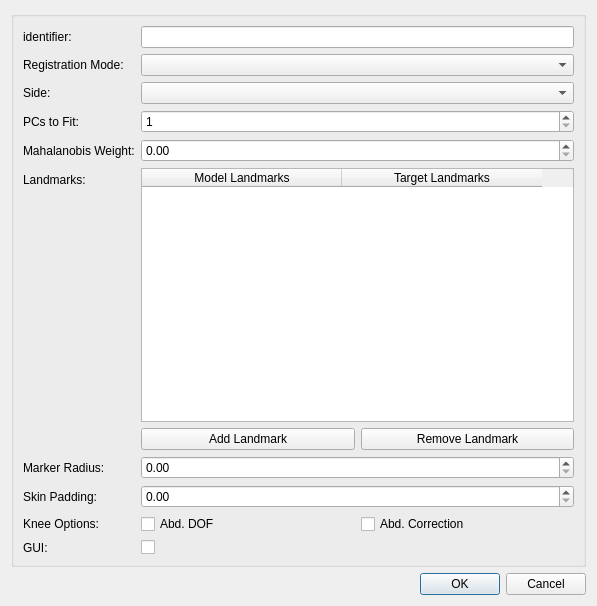
mapclient-plugins/fieldworklowerlimb2sidegenerationstep, file mapclientplugins/fieldworklowerlimb2sidegenerationstep/qt/configuredialog.ui: the form before one commit.
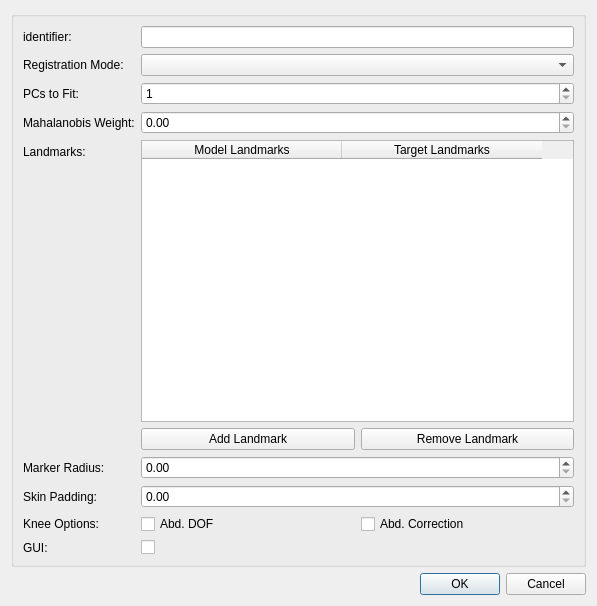
The form after the commit.

Diff of the .ui file:
```diff
--- a/mapclientplugins/fieldworklowerlimb2sidegenerationstep/qt/configuredialog.ui
+++ b/mapclientplugins/fieldworklowerlimb2sidegenerationstep/qt/configuredialog.ui
@@ -11,7 +11,7 @@
    </rect>
   </property>
   <property name="windowTitle">
-   <string>Configure Lower Limb Registration Step</string>
+   <string>Configure 2-Sided Lower Limb Registration Step</string>
   </property>
   <layout class="QGridLayout" name="gridLayout">
    <item row="0" column="0">
@@ -44,23 +44,13 @@
        <widget class="QComboBox" name="comboBox_regmode"/>
       </item>
       <item row="2" column="0">
-       <widget class="QLabel" name="label_14">
-        <property name="text">
-         <string>Side:</string>
-        </property>
-       </widget>
-      </item>
-      <item row="2" column="1">
-       <widget class="QComboBox" name="comboBox_side"/>
-      </item>
-      <item row="3" column="0">
        <widget class="QLabel" name="label">
         <property name="text">
          <string>PCs to Fit:</string>
         </property>
        </widget>
       </item>
-      <item row="3" column="1">
+      <item row="2" column="1">
        <widget class="QSpinBox" name="spinBox_pcsToFit">
         <property name="minimum">
          <number>1</number>
@@ -70,55 +60,97 @@
         </property>
        </widget>
       </item>
-      <item row="4" column="0">
+      <item row="3" column="0">
        <widget class="QLabel" name="label_2">
         <property name="text">
          <string>Mahalanobis Weight:</string>
         </property>
        </widget>
       </item>
-      <item row="4" column="1">
+      <item row="3" column="1">
        <widget class="QDoubleSpinBox" name="doubleSpinBox_mWeight">
         <property name="singleStep">
          <double>0.100000000000000</double>
         </property>
        </widget>
       </item>
-      <item row="5" column="0">
+      <item row="4" column="0">
        <widget class="QLabel" name="label_3">
         <property name="text">
          <string>Landmarks:</string>
         </property>
        </widget>
       </item>
-      <item row="6" column="0">
+      <item row="4" column="1">
+       <layout class="QVBoxLayout" name="verticalLayout">
+        <item>
+         <widget class="QTableWidget" name="tableWidgetLandmarks">
+          <attribute name="horizontalHeaderDefaultSectionSize">
+           <number>200</number>
+          </attribute>
+          <attribute name="horizontalHeaderMinimumSectionSize">
+           <number>200</number>
+          </attribute>
+          <column>
+           <property name="text">
+            <string>Model Landmarks</string>
+           </property>
+          </column>
+          <column>
+           <property name="text">
+            <string>Target Landmarks</string>
+           </property>
+          </column>
+         </widget>
+        </item>
+        <item>
+         <layout class="QHBoxLayout" name="horizontalLayout_2">
+          <item>
+           <widget class="QPushButton" name="pushButton_addLandmark">
+            <property name="text">
+             <string>Add Landmark</string>
+            </property>
+           </widget>
+          </item>
+          <item>
+           <widget class="QPushButton" name="pushButton_removeLandmark">
+            <property name="text">
+             <string>Remove Landmark</string>
+            </property>
+           </widget>
+          </item>
+         </layout>
+        </item>
+       </layout>
+      </item>
+      <item row="5" column="0">
        <widget class="QLabel" name="label_12">
         <property name="text">
          <string>Marker Radius:</string>
         </property>
        </widget>
       </item>
-      <item row="6" column="1">
+      <item row="5" column="1">
        <widget class="QDoubleSpinBox" name="doubleSpinBox_markerRadius"/>
       </item>
-      <item row="7" column="0">
+      <item row="6" column="0">
        <widget class="QLabel" name="label_13">
         <property name="text">
          <string>Skin Padding:</string>
         </property>
        </widget>
       </item>
-      <item row="7" column="1">
+      <item row="6" column="1">
        <widget class="QDoubleSpinBox" name="doubleSpinBox_skinPad"/>
       </item>
-      <item row="8" column="0">
+      <item row="7" column="0">
        <widget class="QLabel" name="label_10">
         <property name="text">
          <string>Knee Options:</string>
         </property>
        </widget>
       </item>
-      <item row="8" column="1">
+      <item row="7" column="1">
        <layout class="QHBoxLayout" name="horizontalLayout">
         <item>
          <widget class="QCheckBox" name="checkBox_kneedof">
@@ -136,62 +168,20 @@
         </item>
        </layout>
       </item>
-      <item row="9" column="0">
+      <item row="8" column="0">
        <widget class="QLabel" name="label_11">
         <property name="text">
          <string>GUI:</string>
         </property>
        </widget>
       </item>
-      <item row="9" column="1">
+      <item row="8" column="1">
        <widget class="QCheckBox" name="checkBox_GUI">
         <property name="text">
          <string/>
         </property>
        </widget>
       </item>
-      <item row="5" column="1">
-       <layout class="QVBoxLayout" name="verticalLayout">
-        <item>
-         <widget class="QTableWidget" name="tableWidgetLandmarks">
-          <attribute name="horizontalHeaderDefaultSectionSize">
-           <number>200</number>
-          </attribute>
-          <attribute name="horizontalHeaderMinimumSectionSize">
-           <number>200</number>
-          </attribute>
-          <column>
-           <property name="text">
-            <string>Model Landmarks</string>
-           </property>
-          </column>
-          <column>
-           <property name="text">
-            <string>Target Landmarks</string>
-           </property>
-          </column>
-         </widget>
-        </item>
-        <item>
-         <layout class="QHBoxLayout" name="horizontalLayout_2">
-          <item>
-           <widget class="QPushButton" name="pushButton_addLandmark">
-            <property name="text">
-             <string>Add Landmark</string>
-            </property>
-           </widget>
-          </item>
-          <item>
-           <widget class="QPushButton" name="pushButton_removeLandmark">
-            <property name="text">
-             <string>Remove Landmark</string>
-            </property>
-           </widget>
-          </item>
-         </layout>
-        </item>
-       </layout>
-      </item>
      </layout>
     </widget>
    </item>
```
Left out of the diff: 1 changed line with no effect on the pictures.
